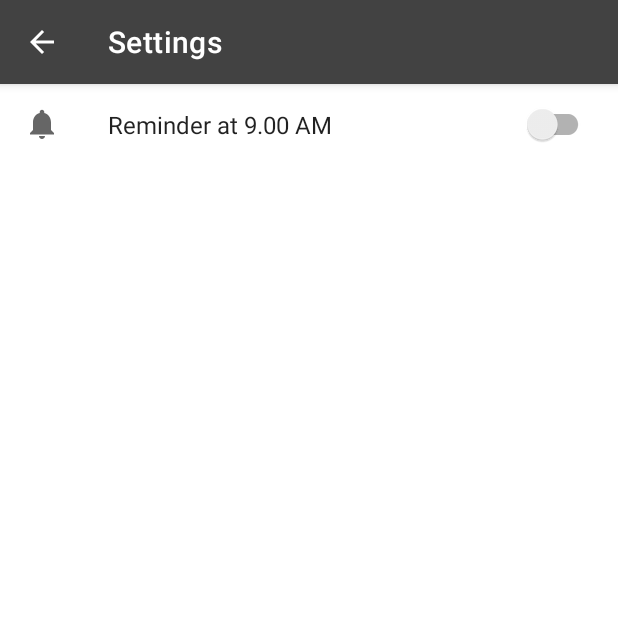
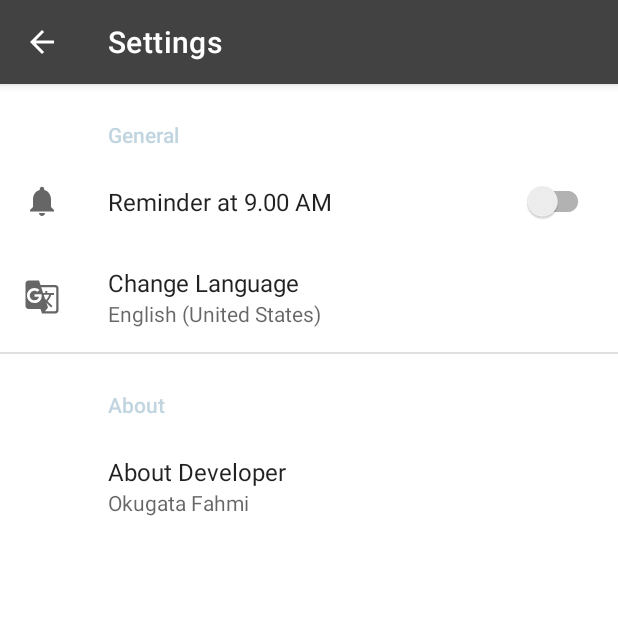
Before and after one commit to okugatafahmi/Github-User, an Android app: the SettingsActivity screen opened directly, with no data from a screen before it, on a phone screen of 412 x 824 dp, the top half of it. Run offline under Robolectric (Android 15) with nearby library versions, the phone set to English and light mode, and no system bars; our stand-ins replace androidx.preference.

Commit message:
feat: add change language & about developer preferences

```diff
--- a/app/src/main/java/com/okugata/githubuser/activity/settings/SettingsActivity.kt
+++ b/app/src/main/java/com/okugata/githubuser/activity/settings/SettingsActivity.kt
@@ -1,11 +1,17 @@
 package com.okugata.githubuser.activity.settings
 
+import android.content.Intent
 import android.os.Bundle
+import android.provider.Settings
 import android.view.MenuItem
 import androidx.appcompat.app.AppCompatActivity
 import androidx.fragment.app.commit
+import androidx.preference.Preference
 import androidx.preference.PreferenceFragmentCompat
 import com.okugata.githubuser.R
+import com.okugata.githubuser.activity.detail.UserDetailActivity
+import com.okugata.githubuser.model.User
+import java.util.*
 
 class SettingsActivity : AppCompatActivity() {
 
@@ -24,7 +30,7 @@ class SettingsActivity : AppCompatActivity() {
     }
 
     override fun onOptionsItemSelected(item: MenuItem): Boolean {
-        when(item.itemId) {
+        when (item.itemId) {
             android.R.id.home -> finish()
         }
         return true
@@ -33,6 +39,31 @@ class SettingsActivity : AppCompatActivity() {
     class SettingsFragment : PreferenceFragmentCompat() {
         override fun onCreatePreferences(savedInstanceState: Bundle?, rootKey: String?) {
             setPreferencesFromResource(R.xml.preferences, rootKey)
+            init()
+        }
+
+        private fun init() {
+            findPreference<Preference>(getString(R.string.key_developer))?.setOnPreferenceClickListener {
+                val userDetailIntent = Intent(activity, UserDetailActivity::class.java)
+                userDetailIntent.putExtra(
+                    UserDetailActivity.EXTRA_USER, User(
+                        username = getString(R.string.developer_username),
+                        name = getString(R.string.developer_name)
+                    )
+                )
+                startActivity(userDetailIntent)
+                activity?.finish()
+                true
+            }
+
+            findPreference<Preference>(getString(R.string.key_language))?.apply {
+                summary = Locale.getDefault().displayName
+                setOnPreferenceClickListener {
+                    val mIntent = Intent(Settings.ACTION_LOCALE_SETTINGS)
+                    startActivity(mIntent)
+                    true
+                }
+            }
         }
     }
 }
--- a/app/src/main/java/com/okugata/githubuser/database/GithubUserRoomDatabase.kt
+++ b/app/src/main/java/com/okugata/githubuser/database/GithubUserRoomDatabase.kt
@@ -57,6 +57,7 @@ abstract class GithubUserRoomDatabase : RoomDatabase() {
                 userFavoriteDao.insert(
                     UserFavorite(
                         username = "okugatafahmi",
+                        name = "Okugata Fahmi",
                         avatarUrl = "https://avatars.githubusercontent.com/u/47854810?v=4"
                     )
                 )
--- /dev/null
+++ b/app/src/main/res/drawable/ic_g_translate_black_24dp.xml
@@ -0,0 +1,10 @@
+<vector xmlns:android="http://schemas.android.com/apk/res/android"
+    android:width="24dp"
+    android:height="24dp"
+    android:viewportWidth="24"
+    android:viewportHeight="24"
+    android:tint="?attr/colorControlNormal">
+  <path
+      android:fillColor="@android:color/white"
+      android:pathData="M21,4L11,4l-1,-3L3,1c-1.1,0 -2,0.9 -2,2v15c0,1.1 0.9,2 2,2h8l1,3h9c1.1,0 2,-0.9 2,-2L23,6c0,-1.1 -0.9,-2 -2,-2zM7,16c-2.76,0 -5,-2.24 -5,-5s2.24,-5 5,-5c1.35,0 2.48,0.5 3.35,1.3L9.03,8.57c-0.38,-0.36 -1.04,-0.78 -2.03,-0.78 -1.74,0 -3.15,1.44 -3.15,3.21S5.26,14.21 7,14.21c2.01,0 2.84,-1.44 2.92,-2.41L7,11.8v-1.71h4.68c0.07,0.31 0.12,0.61 0.12,1.02C11.8,13.97 9.89,16 7,16zM13.17,10.58h3.7c-0.43,1.25 -1.11,2.43 -2.05,3.47 -0.31,-0.35 -0.6,-0.72 -0.86,-1.1l-0.79,-2.37zM21.5,20.5c0,0.55 -0.45,1 -1,1L14,21.5l2,-2.5 -1.04,-3.1 3.1,3.1 0.92,-0.92 -3.3,-3.25 0.02,-0.02c1.13,-1.25 1.93,-2.69 2.4,-4.22L20,10.59v-1.3h-4.53L15.47,8h-1.29v1.29h-1.44L11.46,5.5h9.04c0.55,0 1,0.45 1,1v14z"/>
+</vector>
--- a/app/src/main/res/values/strings.xml
+++ b/app/src/main/res/values/strings.xml
@@ -26,8 +26,9 @@
     </plurals>
     <string name="tab_followers">Followers</string>
     <string name="tab_following">Following</string>
-    <string name="change_language_settings">Change Language</string>
+    <string name="change_language">Change Language</string>
     <string name="reset_user_list">Reset User List</string>
+    <string name="developer_name" translatable="false">Okugata Fahmi</string>
     <string name="developer_username" translatable="false">okugatafahmi</string>
     <string name="about_developer">About Developer</string>
     <string name="favorite">Favorites</string>
@@ -35,6 +36,10 @@
     <string name="key_reminder" translatable="false">reminder</string>
     <string name="reminder_title">Reminder at 9.00 AM</string>
     <string name="settings">Settings</string>
+    <string name="general">General</string>
+    <string name="key_language" translatable="false">language</string>
+    <string name="about">About</string>
+    <string name="key_developer" translatable="false">developer</string>
 
     <string-array name="username">
         <item>JakeWharton</item>
--- a/app/src/main/res/xml/preferences.xml
+++ b/app/src/main/res/xml/preferences.xml
@@ -1,7 +1,20 @@
 <PreferenceScreen xmlns:app="http://schemas.android.com/apk/res-auto">
 
-    <SwitchPreferenceCompat
-        app:key="@string/key_reminder"
-        app:title="@string/reminder_title"
-        app:icon="@drawable/ic_notifications_black_24dp"/>
+    <PreferenceCategory app:title="@string/general">
+        <SwitchPreferenceCompat
+            app:key="@string/key_reminder"
+            app:title="@string/reminder_title"
+            app:icon="@drawable/ic_notifications_black_24dp"/>
+        <Preference
+            app:key="@string/key_language"
+            app:title="@string/change_language"
+            app:icon="@drawable/ic_g_translate_black_24dp"/>
+    </PreferenceCategory>
+
+    <PreferenceCategory app:title="@string/about">
+        <Preference
+            app:key="@string/key_developer"
+            app:title="@string/about_developer"
+            app:summary="@string/developer_name"/>
+    </PreferenceCategory>
 </PreferenceScreen>
```
Also changed, not shown: app/src/main/java/com/okugata/githubuser/activity/main/MainActivity.kt (+0 -15 lines), app/src/main/res/menu/menu_main.xml (+0 -10 lines), 1 other file.
